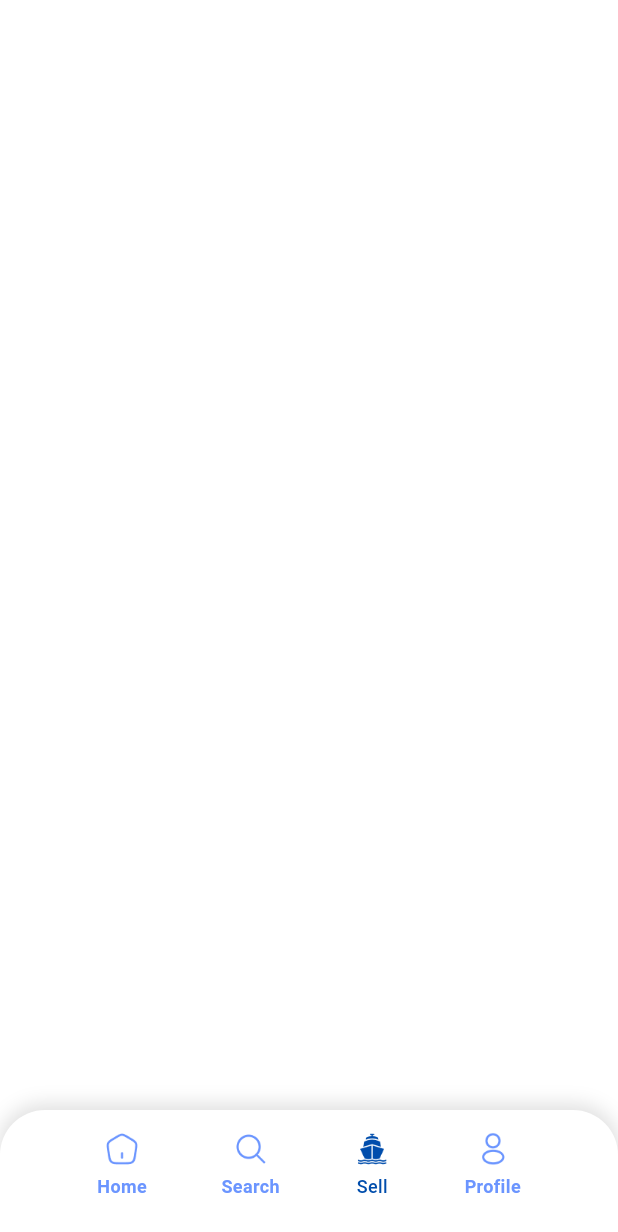
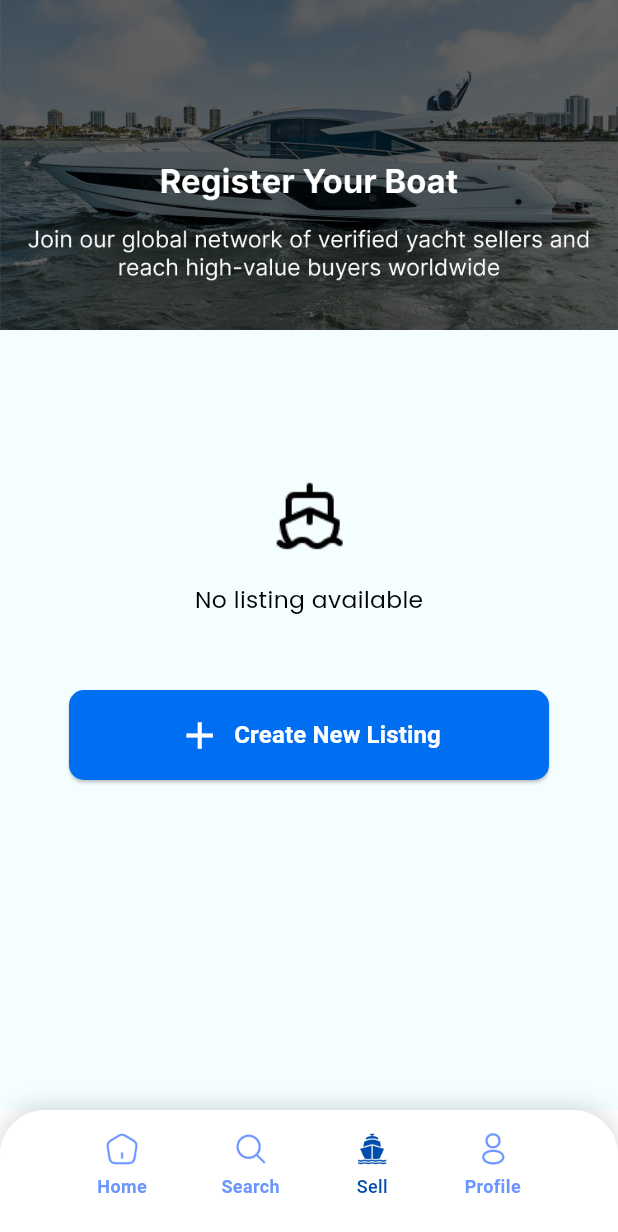
Before and after one commit to Dev-Ninjas-Backup/diaz1234567890, a Flutter app: the screen it shows after launch, item 3 of the bottom bar chosen, on a phone screen of 412 x 824 dp. Shown: the top 1232 px of the screen. Run offline on Flutter 3.47's test engine with Material 3 defaults, Android fonts, the phone set to English and light mode, and no system bars; our stand-ins replace flutter_easyloading, flutter_screenutil, get, google_fonts.

Commit message:
Register boat feature and Package Lists feature

```diff
--- a/lib/core/common/widget/custom_button.dart
+++ b/lib/core/common/widget/custom_button.dart
@@ -1,10 +1,70 @@
 import 'package:flutter/material.dart';
 
 class CustomButton extends StatelessWidget {
-  const CustomButton({super.key});
+  final String label;
+  final VoidCallback onPressed;
+  final Color backgroundColor;
+  final Color textColor;
+  final double borderRadius;
+  final double? width;
+  final double? height;
+  final FontWeight fontWeight;
+  final double fontSize;
+  final IconData? icon;
+  final double iconSize;
+  final Color? iconColor;
+
+  const CustomButton({
+    super.key,
+    required this.label,
+    required this.onPressed,
+    this.backgroundColor = const Color(0xFF006EF0),
+    this.textColor = Colors.white,
+    this.borderRadius = 10,
+    this.width,
+    this.height = 60,
+    this.fontWeight = FontWeight.w600,
+    this.fontSize = 16,
+    this.icon,
+    this.iconSize = 30,
+    this.iconColor,
+  });
 
   @override
   Widget build(BuildContext context) {
-    return Scaffold();
+    return Center(
+      child: SizedBox(
+        width: width ?? 320,
+        height: height,
+        child: ElevatedButton(
+          onPressed: onPressed,
+          style: ElevatedButton.styleFrom(
+            backgroundColor: backgroundColor,
+            foregroundColor: textColor,
+            shape: RoundedRectangleBorder(
+              borderRadius: BorderRadius.circular(borderRadius),
+            ),
+          ),
+          child: Row(
+            mainAxisAlignment: MainAxisAlignment.center,
+            mainAxisSize: MainAxisSize.min,
+            children: [
+              if (icon != null) ...[
+                Icon(icon, size: iconSize, color: iconColor ?? textColor),
+                const SizedBox(width: 8),
+              ],
+              Text(
+                label,
+                style: TextStyle(
+                  color: textColor,
+                  fontSize: fontSize,
+                  fontWeight: fontWeight,
+                ),
+              ),
+            ],
+          ),
+        ),
+      ),
+    );
   }
 }
--- a/lib/core/utils/constants/iconpath.dart
+++ b/lib/core/utils/constants/iconpath.dart
@@ -10,4 +10,6 @@ class Iconpath {
   static const String inactiveProfile = 'assets/icons/inactiveProfile.png';
   static const String askAi = 'assets/icons/askai_icon.png';
   static const String customTune = 'assets/icons/customTune.png';
+  static const String noListIcon = 'assets/icons/noList.png';
+  static const String checkCircle = 'assets/icons/checkCircle.png';
 }
--- a/lib/core/utils/constants/imagepath.dart
+++ b/lib/core/utils/constants/imagepath.dart
@@ -2,4 +2,5 @@ class Imagepath {
   Imagepath();
   static const String homeBoat = 'assets/images/homeSpeedBoat.png';
   static const String singleBoat = 'assets/images/singleBoat.png';
+  static const String registerBoatImage = 'assets/images/registerBoatImage.png';
 }
--- a/lib/features/bottom_navbar/screen/bottom_navbar_screen.dart
+++ b/lib/features/bottom_navbar/screen/bottom_navbar_screen.dart
@@ -2,6 +2,7 @@ import 'package:diaz1234567890/core/utils/constants/iconpath.dart';
 import 'package:diaz1234567890/features/bottom_navbar/controller/bottom_navbar_controller.dart';
 import 'package:diaz1234567890/features/homepage/screen/home.dart';
 import 'package:diaz1234567890/features/search/screen/search_screen.dart';
+import 'package:diaz1234567890/features/sell/screen/sell_screen.dart';
 import 'package:flutter/material.dart';
 import 'package:get/get.dart';
 
@@ -13,12 +14,7 @@ class BottomNavbarScreen extends StatelessWidget {
   final List<Widget> screens = [
     YachtHomePage(),
     YachtSearchPage(),
-    Center(
-      child: Text(
-        'Sell Yacht Screen',
-        style: TextStyle(color: Colors.white, fontSize: 24),
-      ),
-    ),
+    SellScreen(),
     Center(
       child: Text(
         'Profile Screen',
--- /dev/null
+++ b/lib/features/sell/screen/sell_screen.dart
@@ -0,0 +1,65 @@
+import 'package:diaz1234567890/core/common/style/global_text_style.dart';
+import 'package:diaz1234567890/core/utils/constants/iconpath.dart';
+import 'package:diaz1234567890/features/package/screen/package_screen.dart';
+import 'package:flutter/material.dart';
+import 'package:get/get.dart';
+
+import '../../../core/common/widget/custom_button.dart';
+import '../../../core/utils/constants/imagepath.dart';
+
+class SellScreen extends StatelessWidget {
+  const SellScreen({super.key});
+
+  @override
+  Widget build(BuildContext context) {
+    return Scaffold(
+      backgroundColor: const Color(0xFFF5FEFF),
+      body: SafeArea(
+        child: SingleChildScrollView(
+          physics: const BouncingScrollPhysics(),
+          child: Column(
+            crossAxisAlignment: CrossAxisAlignment.start,
+            children: [
+              Stack(
+                children: [
+                  SizedBox(
+                    height: 220,
+                    width: double.infinity,
+                    child: Image.asset(
+                      Imagepath.registerBoatImage,
+                      fit: BoxFit.cover,
+                    ),
+                  ),
+                ],
+              ),
+
+              SizedBox(height: 100),
+              Align(
+                alignment: AlignmentGeometry.center,
+                child: SizedBox(
+                  child: Image.asset(Iconpath.noListIcon, fit: BoxFit.contain),
+                ),
+              ),
+              SizedBox(height: 20),
+              Align(
+                alignment: AlignmentGeometry.center,
+                child: Text(
+                  "No listing available",
+                  style: getTextStyle(fontSize: 16),
+                ),
+              ),
+              SizedBox(height: 50),
+              CustomButton(
+                label: "Create New Listing",
+                icon: Icons.add,
+                onPressed: () {
+                  Get.to(SellPackageScreen());
+                },
+              ),
+            ],
+          ),
+        ),
+      ),
+    );
+  }
+}
```
Also changed, not shown: lib/features/package/controller/package_controller.dart (added, +61 -0 lines), lib/features/package/model/package_model.dart (added, +19 -0 lines), lib/features/package/screen/package_screen.dart (added, +120 -0 lines), lib/features/package/widgets/package_card.dart (added, +125 -0 lines), lib/features/search/widget/filterBar.dart (+6 -5 lines), assets/icons/checkCircle.png (added), assets/icons/noList.png (added), assets/images/registerBoatImage.png (added).
